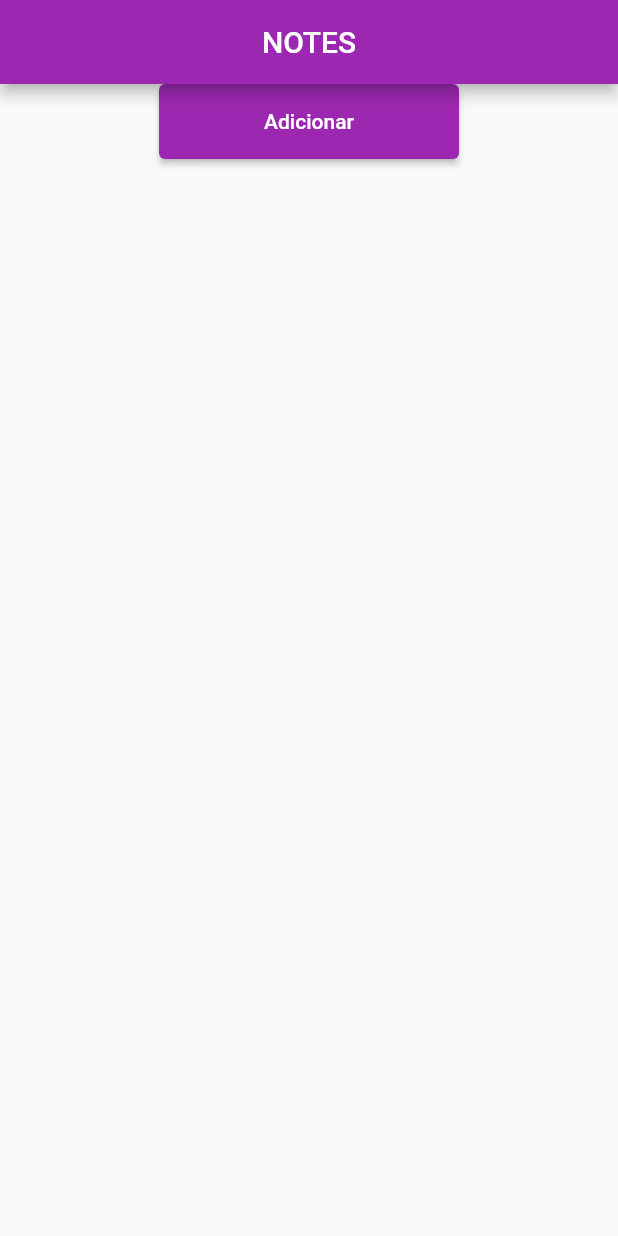
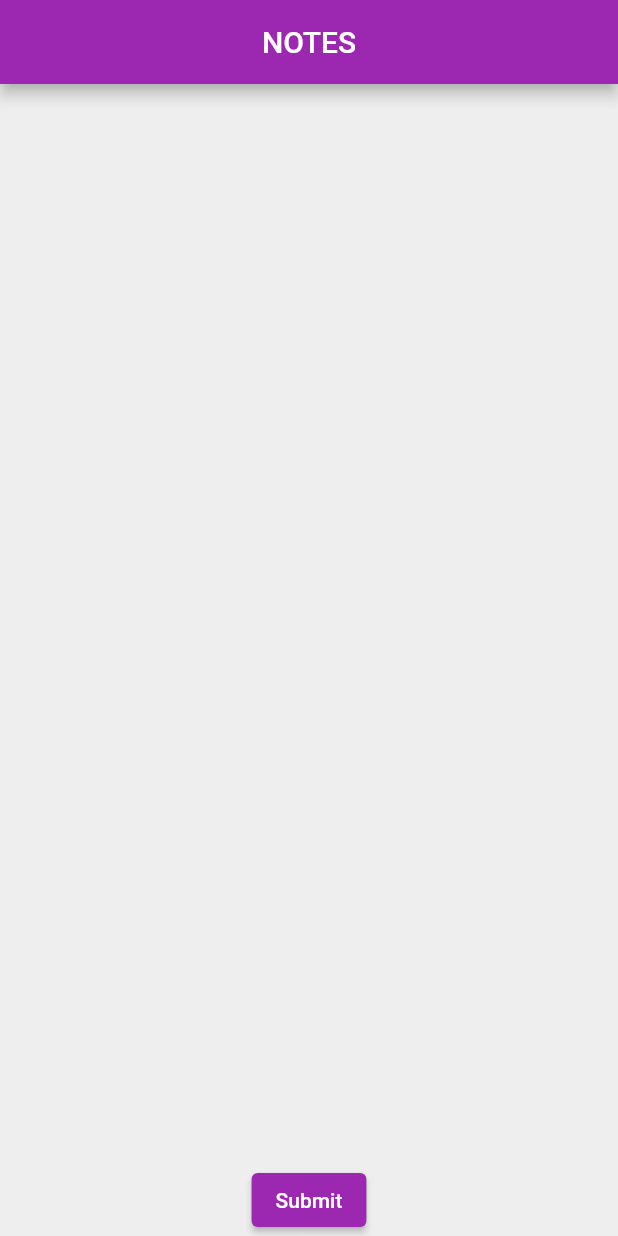
Before and after one commit to well-prado/notes, a Flutter app: the screen it shows after launch, on a phone screen of 412 x 824 dp. Run offline on Flutter 3.47's test engine with Material 2 defaults, Android fonts, the phone set to English and light mode, and no system bars.

Commit message:
Desafio 02 - Done

```diff
--- a/lib/home/home_page.dart
+++ b/lib/home/home_page.dart
@@ -9,14 +9,18 @@ class _HomePageState extends State<HomePage> {
   var notes = <String>[];
   @override
   Widget build(BuildContext context) {
-    final size = MediaQuery.of(context).size;
     return Scaffold(
+      backgroundColor: Colors.grey[200],
       appBar: AppBar(
         title: Text("NOTES"),
         centerTitle: true,
       ),
-      body: SingleChildScrollView(
-        child: Container(
+      body: SafeArea(
+        child: Column(
+          children: [
+            Expanded(
+              flex: 1000,
+              child: SingleChildScrollView(
                 child: Column(
                   children: [
                     for (var i = 0; i < notes.length; i++)
@@ -39,30 +43,28 @@ class _HomePageState extends State<HomePage> {
                           },
                         ),
                       ),
-              Center(
-                child: Container(
-                  child: SizedBox(
-                    height: 50,
-                    width: 200,
-                    child: Expanded(
-                      child: ElevatedButton(
-                        onPressed: () async {
-                          var description = await Navigator.pushNamed(
-                              context, "/create-note");
-                          setState(() {
-                            if (description != null) {
-                              notes.add(description as String);
-                            }
-                          });
-                        },
-                        child: Text("Adicionar"),
+                  ],
                 ),
               ),
             ),
+            Expanded(
+              child: Container(),
             ),
-              ),
+            ElevatedButton(
+              onPressed: () async {
+                var descrption =
+                    await Navigator.pushNamed(context, "/create-note");
+                setState(
+                  () {
+                    if (descrption != null) {
+                      notes.add(descrption as String);
+                    }
+                  },
+                );
+              },
+              child: Text("Submit"),
+            )
           ],
-          ),
         ),
       ),
     );
```
Lines whose indentation alone changed are shown as unchanged.
